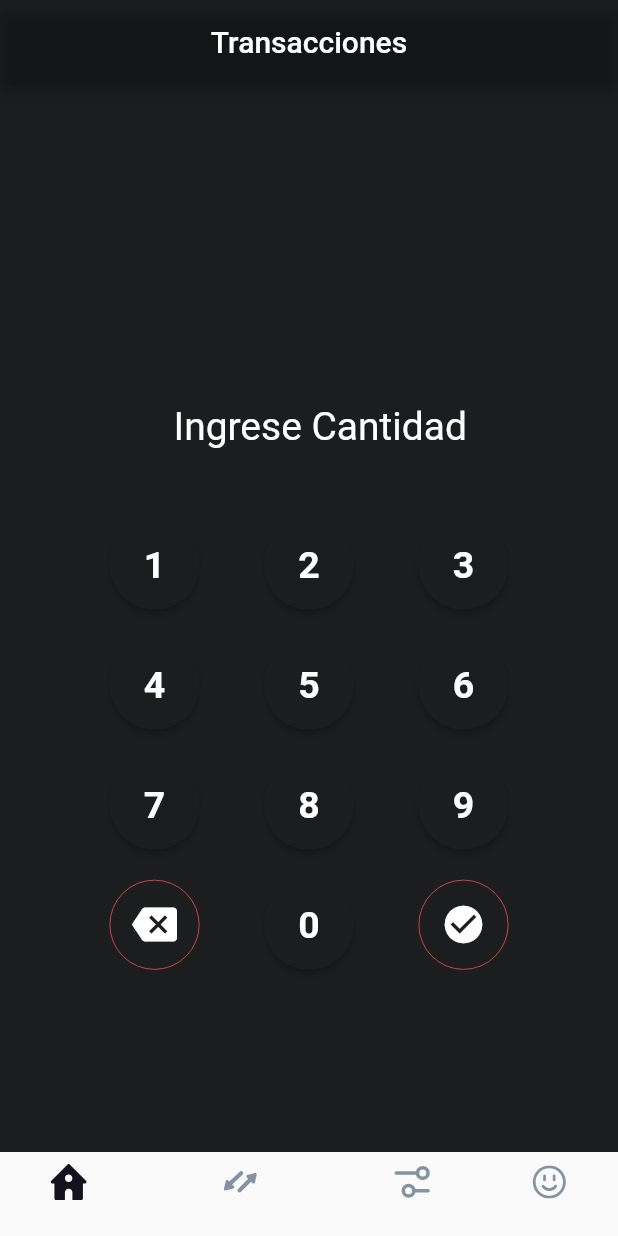
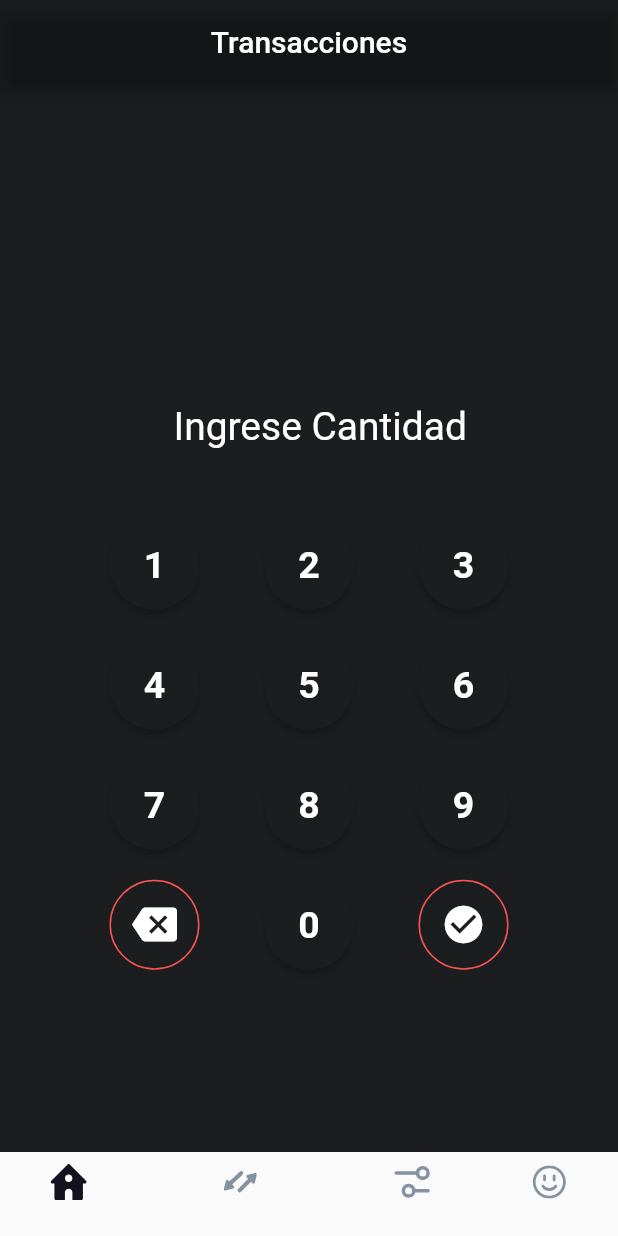
Before and after one commit to JocelynVelarde/Banorte, a Flutter app: the screen it shows after launch, item 2 of the bottom bar chosen, on a phone screen of 412 x 824 dp. Run offline on Flutter 3.47's test engine with Material 2 defaults, Android fonts, the phone set to English and light mode, and no system bars; our stand-ins replace flutter_svg.

Commit message:
added border line to keypad

```diff
--- a/lib/widgets/KeyPad.dart
+++ b/lib/widgets/KeyPad.dart
@@ -128,7 +128,7 @@ class KeyPad extends StatelessWidget {
         decoration: BoxDecoration(
           color: Color.fromARGB(0, 255, 255, 255),
           shape: BoxShape.circle,
-          border: Border.all(color: Colors.redAccent, width: 0.5),
+          border: Border.all(color: Colors.redAccent, width: 1),
         ),
         child: Center(
           child: Icon(
```
